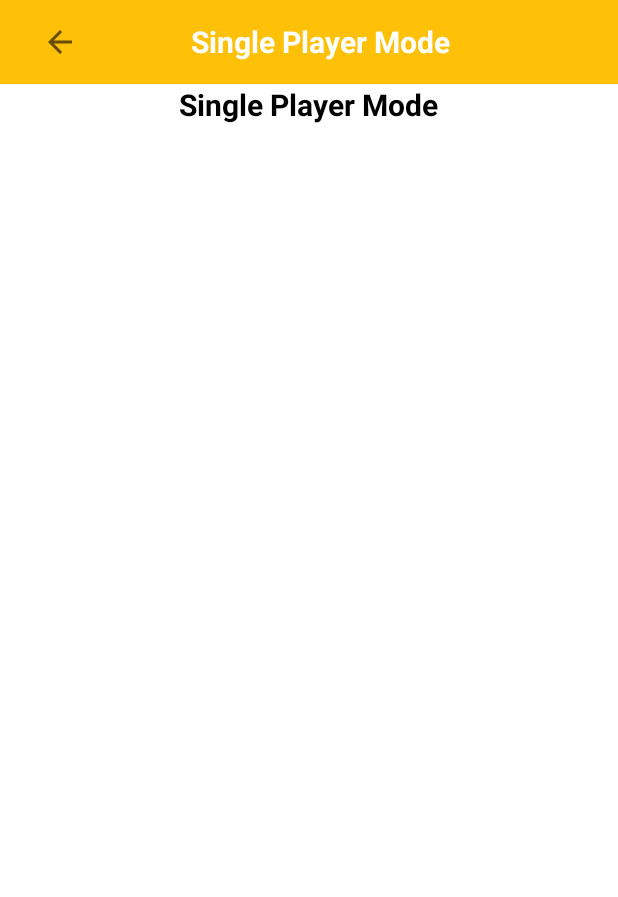
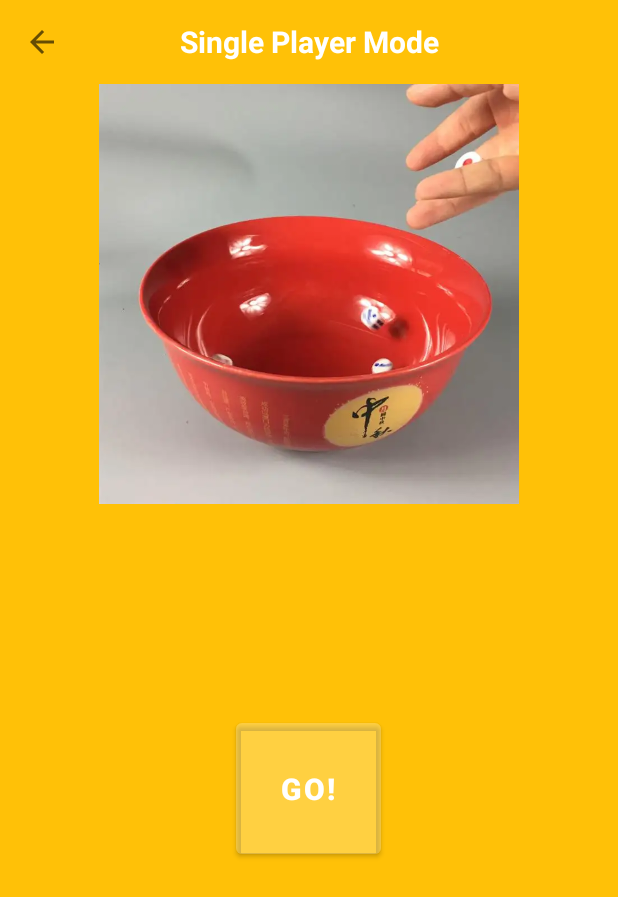
Before and after one commit to LiuJiewenTT/ee308fz_lab2, an Android app: the single_play_home_Activity screen opened directly, with no data from a screen before it, on a phone screen of 412 x 824 dp. Shown: the top 897 px of the screen. Run offline under Robolectric (Android 15) with nearby library versions, the light colour scheme and no system bars.

```diff
--- a/proj/Bobing/app/src/main/java/io/github/liujiewentt/ee308fz_lab2_bobing/single_play_home_Activity.java
+++ b/proj/Bobing/app/src/main/java/io/github/liujiewentt/ee308fz_lab2_bobing/single_play_home_Activity.java
@@ -44,10 +44,16 @@ public class single_play_home_Activity extends AppCompatActivity {
 
         Toolbar toolbar = (Toolbar) findViewById(R.id.sgm_tb);
         setSupportActionBar(toolbar);
-//        ActionBar actionBar = getSupportActionBar();
+        ActionBar actionBar = getSupportActionBar();
+        actionBar.setDisplayShowTitleEnabled(false);
 //        actionBar.setDisplayOptions(ActionBar.DISPLAY_HOME_AS_UP);
 
-
+        toolbar.setNavigationOnClickListener(new View.OnClickListener() {
+            @Override
+            public void onClick(View view) {
+                single_play_home_Activity.this.finish();
+            }
+        });
 
     }
 }
--- a/proj/Bobing/app/src/main/res/layout/single_play_home.xml
+++ b/proj/Bobing/app/src/main/res/layout/single_play_home.xml
@@ -5,47 +5,55 @@
     android:orientation="vertical"
     android:layout_width="match_parent"
     android:layout_height="match_parent"
+    android:background="@color/golden"
     tools:context=".single_play_home_Activity">
 
     <androidx.appcompat.widget.Toolbar
         android:id="@+id/sgm_tb"
         android:layout_width="match_parent"
         android:layout_height="?attr/actionBarSize"
+        app:navigationIcon="@drawable/ic_baseline_arrow_back_24"
         android:background="@color/golden">
-        <RelativeLayout
-            android:layout_width="match_parent"
-            android:layout_height="wrap_content">
-            <ImageButton
-                android:id="@+id/sgm_btn_back"
-                android:layout_width="wrap_content"
-                android:layout_height="wrap_content"
-                android:layout_alignParentStart="true"
-                android:layout_centerVertical="true"
-                android:src="@drawable/ic_baseline_arrow_back_24"
-                app:backgroundTint="#00FFFFFF"
-                 />
 
         <TextView
             android:layout_width="wrap_content"
             android:layout_height="match_parent"
-                android:layout_centerInParent="true"
+            android:layout_gravity="center"
             android:gravity="center"
             android:text="@string/single_player_mode"
             android:textAlignment="center"
             android:textAllCaps="false"
             android:textColor="@color/white"
             android:theme="@style/Theme.Bobing.TitleText" />
-        </RelativeLayout>
+
     </androidx.appcompat.widget.Toolbar>
 
-    <TextView
+<!--    <TextView-->
+<!--        android:layout_width="wrap_content"-->
+<!--        android:layout_height="wrap_content"-->
+<!--        android:layout_gravity="center"-->
+<!--        android:textAlignment="center"-->
+<!--        android:text="@string/single_player_mode"-->
+<!--        android:textColor="@color/black"-->
+<!--        android:theme="@style/Theme.Bobing.TitleText"/>-->
+
+
+    <ImageView
+        android:layout_width="wrap_content"
+        android:layout_height="280dp"
+        android:scaleType="fitCenter"
+        android:src="@drawable/a19" />
+
+    <Button
+        android:id="@+id/sgm_go_btn"
         android:layout_width="wrap_content"
         android:layout_height="wrap_content"
+        android:padding="30dp"
+        android:text="@string/play_a_round"
+        android:theme="@style/Theme.Bobing.TitleText"
+        android:backgroundTint="@color/btn_twhite"
         android:layout_gravity="center"
-        android:textAlignment="center"
-        android:text="@string/single_player_mode"
-        android:textColor="@color/black"
-        android:theme="@style/Theme.Bobing.TitleText"/>
-
+        android:layout_marginTop="140dp"
+        />
 
 </LinearLayout>
--- a/proj/Bobing/app/src/main/res/values/colors.xml
+++ b/proj/Bobing/app/src/main/res/values/colors.xml
@@ -10,4 +10,5 @@
     <color name="yellow">#FFFFFF00</color>
     <color name="golden">#FFFFC107</color>
     <color name="transparent_white">#00FFFFFF</color>
+    <color name="btn_twhite">#20FFFFFF</color>
 </resources>
--- a/proj/Bobing/app/src/main/res/values/strings.xml
+++ b/proj/Bobing/app/src/main/res/values/strings.xml
@@ -99,4 +99,6 @@
 
     <string name="single_player_mode">Single Player Mode</string>
     <string name="multiplayer_mode">Multiplayer Mode</string>
+
+    <string name="play_a_round">Go!</string>
 </resources>
```
Also changed, not shown: proj/Bobing/app/src/main/java/io/github/liujiewentt/ee308fz_lab2_bobing/multi_play_home_Activity.java (+18 -2 lines), proj/Bobing/app/src/main/java/io/github/liujiewentt/ee308fz_lab2_bobing/play.java (added, +38 -0 lines), proj/Bobing/app/src/main/res/layout/multi_play_home.xml (+16 -3 lines), proj/Bobing/app/src/main/res/layout/playpage.xml (added, +111 -0 lines), proj/Bobing/app/src/main/res/drawable-mdpi/a19.png (added), proj/Bobing/app/src/main/res/drawable-mdpi/dv1.png (added), proj/Bobing/app/src/main/res/drawable-mdpi/dv2.png (added), proj/Bobing/app/src/main/res/drawable-mdpi/dv3.png (added), proj/Bobing/app/src/main/res/drawable-mdpi/dv4.png (added), proj/Bobing/app/src/main/res/drawable-mdpi/dv5.png (added), proj/Bobing/app/src/main/res/drawable-mdpi/dv6.png (added). Lines whose indentation alone changed are shown as unchanged.
